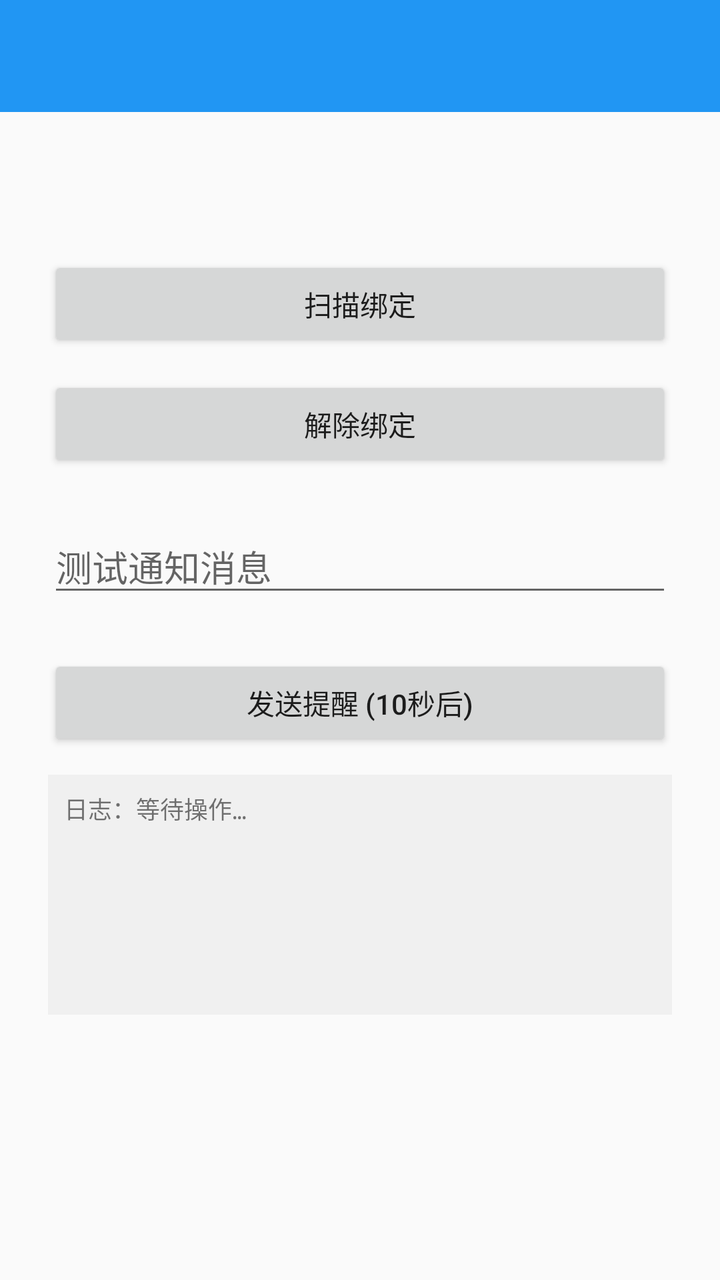
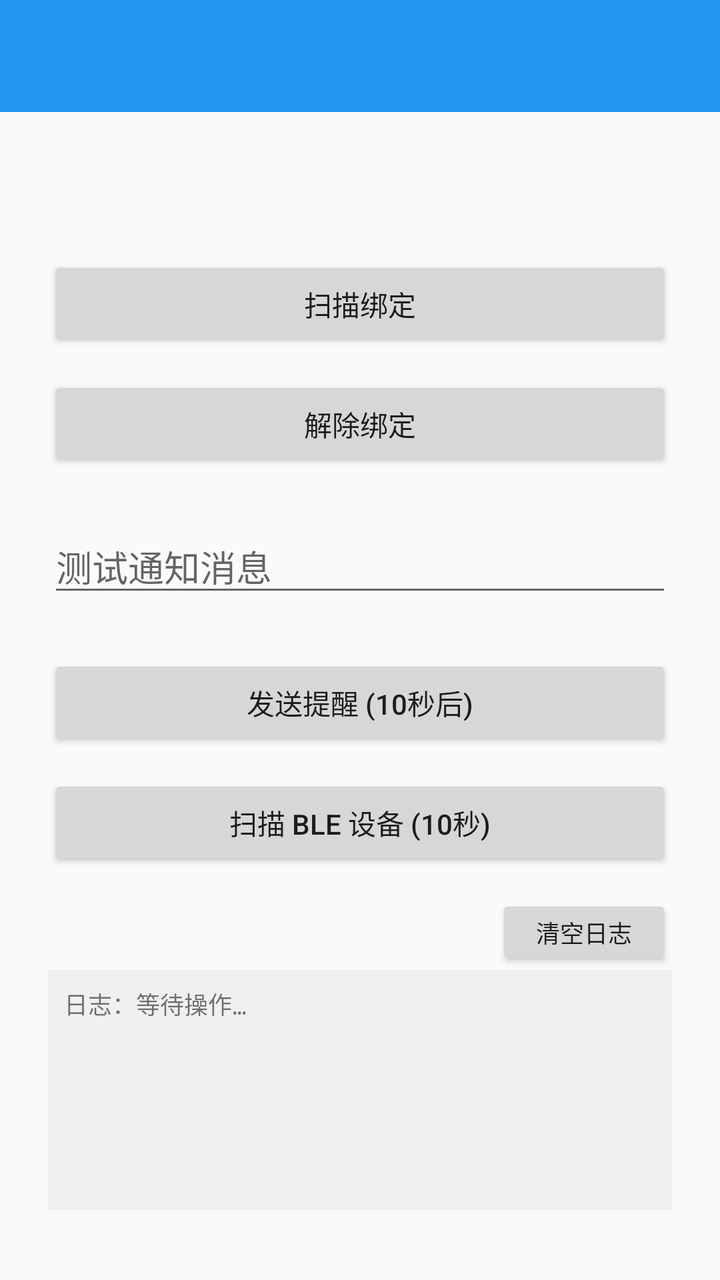

Before-and-after screenshots of an Android layout around one commit, followed by the original layout XML and the change that was made.
<!-- AndroidManifest.xml: application theme Theme.Demo -->
<!-- res/layout/activity_main.xml -->
<?xml version="1.0" encoding="utf-8"?>
<LinearLayout xmlns:android="http://schemas.android.com/apk/res/android"
    xmlns:app="http://schemas.android.com/apk/res-auto"
    android:layout_width="match_parent"
    android:layout_height="match_parent"
    android:orientation="vertical">

    <FrameLayout
        android:id="@+id/app_bar"
        android:layout_width="match_parent"
        android:layout_height="wrap_content"
        android:background="?attr/colorPrimary">

        <androidx.appcompat.widget.Toolbar
            android:id="@+id/toolbar"
            android:layout_width="match_parent"
            android:layout_height="?attr/actionBarSize"
            android:theme="@style/ThemeOverlay.AppCompat.Dark.ActionBar"
            app:titleTextColor="@android:color/white" />

    </FrameLayout>

    <ScrollView
        android:layout_width="match_parent"
        android:layout_height="0dp"
        android:layout_weight="1"
        android:fillViewport="true">

        <LinearLayout
            android:layout_width="match_parent"
            android:layout_height="wrap_content"
            android:gravity="center_horizontal"
            android:orientation="vertical"
            android:padding="24dp">

            <Space
                android:layout_width="match_parent"
                android:layout_height="48dp" />

            <Button
                android:id="@+id/btn_scan_pair"
                android:layout_width="match_parent"
                android:layout_height="wrap_content"
                android:text="@string/s_scan_pair" />

            <Space
                android:layout_width="match_parent"
                android:layout_height="12dp" />

            <Button
                android:id="@+id/btn_unpair"
                android:layout_width="match_parent"
                android:layout_height="wrap_content"
                android:text="@string/s_unpair" />

            <Space
                android:layout_width="match_parent"
                android:layout_height="24dp" />

            <EditText
                android:id="@+id/et_message"
                android:layout_width="match_parent"
                android:layout_height="wrap_content"
                android:hint="@string/s_default_text"
                android:inputType="text" />

            <Space
                android:layout_width="match_parent"
                android:layout_height="24dp" />

            <Button
                android:id="@+id/btn_send"
                android:layout_width="match_parent"
                android:layout_height="wrap_content"
                android:text="@string/s_send_reminder" />

            <Space
                android:layout_width="match_parent"
                android:layout_height="12dp" />

            <ScrollView
                android:layout_width="match_parent"
                android:layout_height="120dp"
                android:background="#F0F0F0"
                android:padding="8dp">

                <TextView
                    android:id="@+id/tv_log"
                    android:layout_width="match_parent"
                    android:layout_height="wrap_content"
                    android:fontFamily="monospace"
                    android:textIsSelectable="true"
                    android:textSize="12sp"
                    android:text="日志：等待操作…" />

            </ScrollView>

        </LinearLayout>
    </ScrollView>
</LinearLayout>
<!-- resources referenced by this layout -->
<resources>
  <string name="s_default_text">测试通知消息</string>
  <string name="s_scan_pair">扫描绑定</string>
  <string name="s_send_reminder">发送提醒 (10秒后)</string>
  <string name="s_unpair">解除绑定</string>
  <style name="Theme.Demo" parent="Theme.AppCompat.Light.NoActionBar">
          <item name="colorPrimary">@color/color_primary</item>
          <item name="colorPrimaryDark">@color/color_primary_dark</item>
          <item name="colorAccent">@color/color_accent</item>
      </style>
  <color name="color_primary">#2196F3</color>
  <color name="color_primary_dark">#1976D2</color>
  <color name="color_accent">#FF9800</color>
</resources>

<!-- the commit's change to res/layout/activity_main.xml (unified diff, before → after) -->
@@ -78,6 +78,36 @@
                 android:layout_width="match_parent"
                 android:layout_height="12dp" />
 
+            <Button
+                android:id="@+id/btn_scan_only"
+                android:layout_width="match_parent"
+                android:layout_height="wrap_content"
+                android:text="扫描 BLE 设备 (10秒)" />
+
+            <Space
+                android:layout_width="match_parent"
+                android:layout_height="12dp" />
+
+            <LinearLayout
+                android:layout_width="match_parent"
+                android:layout_height="wrap_content"
+                android:orientation="horizontal">
+
+                <Space
+                    android:layout_width="0dp"
+                    android:layout_height="wrap_content"
+                    android:layout_weight="1" />
+
+                <Button
+                    android:id="@+id/btn_clear_log"
+                    android:layout_width="wrap_content"
+                    android:layout_height="wrap_content"
+                    android:text="@string/s_clear_log"
+                    android:minHeight="32dp"
+                    android:textSize="12sp" />
+
+            </LinearLayout>
+
             <ScrollView
                 android:layout_width="match_parent"
                 android:layout_height="120dp"
<!-- resource entries referenced after the edit -->
@@ -1,5 +1,6 @@
 <!-- resources referenced by this layout -->
 <resources>
+  <string name="s_clear_log">清空日志</string>
   <string name="s_default_text">测试通知消息</string>
   <string name="s_scan_pair">扫描绑定</string>
   <string name="s_send_reminder">发送提醒 (10秒后)</string>
